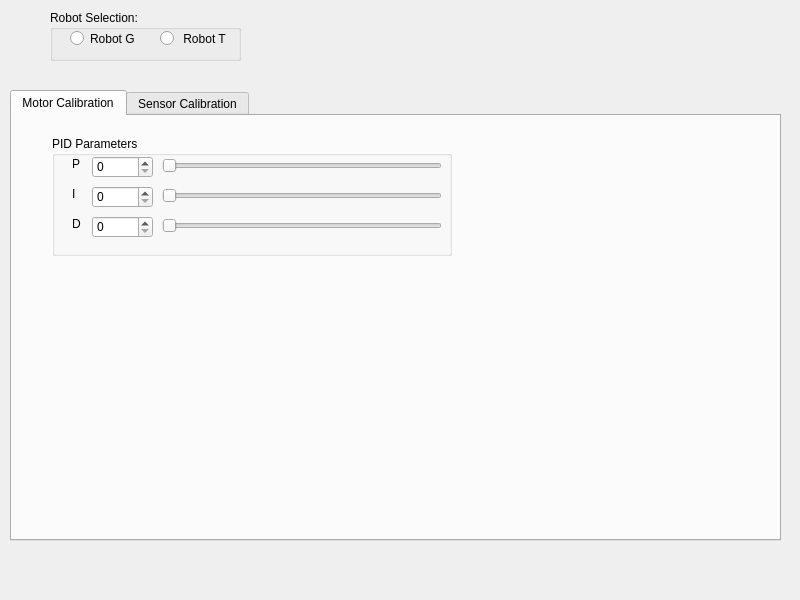
Qt form src/ui/GSSRobotConfig.ui (tongvtdan/gcs) before a commit.
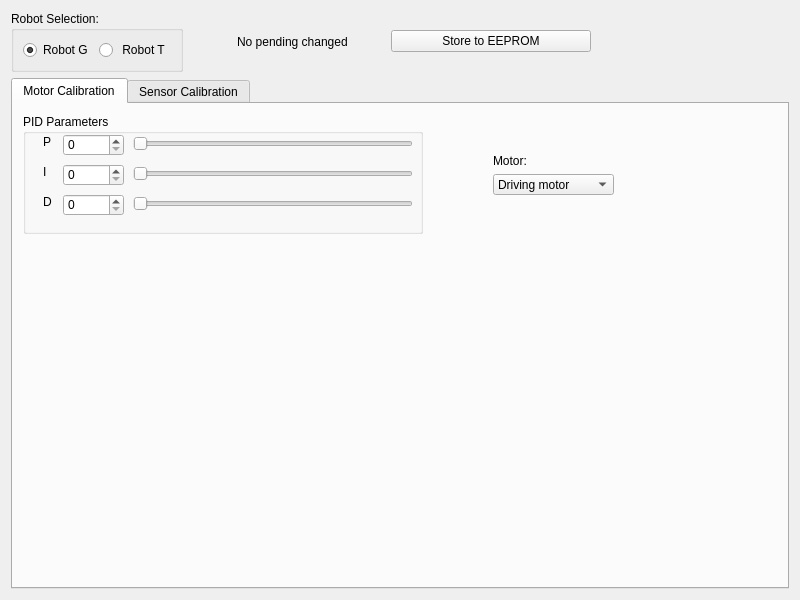
The same form after that commit.

Commit message: - Cập nhật giao diện Robot config

```diff
--- a/src/ui/GSSRobotConfig.ui
+++ b/src/ui/GSSRobotConfig.ui
@@ -19,15 +19,94 @@
   <property name="windowTitle">
    <string>Robot Configuration</string>
   </property>
+  <layout class="QGridLayout" name="gridLayout_2">
+   <item row="0" column="0">
+    <widget class="QGroupBox" name="groupBox">
+     <property name="title">
+      <string>Robot Selection:</string>
+     </property>
+     <layout class="QGridLayout" name="gridLayout">
+      <item row="0" column="0">
+       <widget class="QRadioButton" name="robotGradioButton">
+        <property name="text">
+         <string>Robot G</string>
+        </property>
+        <property name="checked">
+         <bool>true</bool>
+        </property>
+       </widget>
+      </item>
+      <item row="0" column="1">
+       <widget class="QRadioButton" name="robotTradioButton">
+        <property name="text">
+         <string> Robot T</string>
+        </property>
+       </widget>
+      </item>
+     </layout>
+    </widget>
+   </item>
+   <item row="0" column="1">
+    <spacer name="horizontalSpacer_2">
+     <property name="orientation">
+      <enum>Qt::Horizontal</enum>
+     </property>
+     <property name="sizeHint" stdset="0">
+      <size>
+       <width>51</width>
+       <height>20</height>
+      </size>
+     </property>
+    </spacer>
+   </item>
+   <item row="0" column="2">
+    <widget class="QLabel" name="label_4">
+     <property name="text">
+      <string>No pending changed</string>
+     </property>
+    </widget>
+   </item>
+   <item row="0" column="3">
+    <spacer name="horizontalSpacer_4">
+     <property name="orientation">
+      <enum>Qt::Horizontal</enum>
+     </property>
+     <property name="sizeHint" stdset="0">
+      <size>
+       <width>41</width>
+       <height>20</height>
+      </size>
+     </property>
+    </spacer>
+   </item>
+   <item row="0" column="4">
+    <widget class="QPushButton" name="pushButton">
+     <property name="minimumSize">
+      <size>
+       <width>200</width>
+       <height>0</height>
+      </size>
+     </property>
+     <property name="text">
+      <string>Store to EEPROM</string>
+     </property>
+    </widget>
+   </item>
+   <item row="0" column="5">
+    <spacer name="horizontalSpacer_3">
+     <property name="orientation">
+      <enum>Qt::Horizontal</enum>
+     </property>
+     <property name="sizeHint" stdset="0">
+      <size>
+       <width>201</width>
+       <height>20</height>
+      </size>
+     </property>
+    </spacer>
+   </item>
+   <item row="1" column="0" colspan="6">
   <widget class="QTabWidget" name="robotGTabWidget">
-   <property name="geometry">
-    <rect>
-     <x>10</x>
-     <y>90</y>
-     <width>771</width>
-     <height>451</height>
-    </rect>
-   </property>
    <property name="currentIndex">
     <number>0</number>
    </property>
@@ -38,8 +117,8 @@
     <widget class="QGroupBox" name="groupBox_2">
      <property name="geometry">
       <rect>
-       <x>40</x>
-       <y>20</y>
+         <x>10</x>
+         <y>10</y>
        <width>400</width>
        <height>120</height>
       </rect>
@@ -204,6 +283,47 @@
       </property>
      </widget>
     </widget>
+      <widget class="QWidget" name="">
+       <property name="geometry">
+        <rect>
+         <x>480</x>
+         <y>50</y>
+         <width>121</width>
+         <height>41</height>
+        </rect>
+       </property>
+       <layout class="QVBoxLayout" name="verticalLayout">
+        <item>
+         <widget class="QLabel" name="label_5">
+          <property name="text">
+           <string>Motor:</string>
+          </property>
+          <property name="buddy">
+           <cstring>comboBox</cstring>
+          </property>
+         </widget>
+        </item>
+        <item>
+         <widget class="QComboBox" name="comboBox">
+          <item>
+           <property name="text">
+            <string>Driving motor</string>
+           </property>
+          </item>
+          <item>
+           <property name="text">
+            <string>Steering motor left</string>
+           </property>
+          </item>
+          <item>
+           <property name="text">
+            <string>Steering motor right</string>
+           </property>
+          </item>
+         </widget>
+        </item>
+       </layout>
+      </widget>
    </widget>
    <widget class="QWidget" name="sensorTab">
     <attribute name="title">
@@ -211,45 +331,8 @@
     </attribute>
    </widget>
   </widget>
-  <widget class="QGroupBox" name="groupBox">
-   <property name="geometry">
-    <rect>
-     <x>50</x>
-     <y>10</y>
-     <width>191</width>
-     <height>51</height>
-    </rect>
-   </property>
-   <property name="title">
-    <string>Robot Selection:</string>
-   </property>
-   <widget class="QRadioButton" name="robotTradioButton">
-    <property name="geometry">
-     <rect>
-      <x>110</x>
-      <y>20</y>
-      <width>71</width>
-      <height>17</height>
-     </rect>
-    </property>
-    <property name="text">
-     <string> Robot T</string>
-    </property>
-   </widget>
-   <widget class="QRadioButton" name="robotGradioButton">
-    <property name="geometry">
-     <rect>
-      <x>20</x>
-      <y>20</y>
-      <width>71</width>
-      <height>17</height>
-     </rect>
-    </property>
-    <property name="text">
-     <string>Robot G</string>
-    </property>
-   </widget>
-  </widget>
+   </item>
+  </layout>
  </widget>
  <resources/>
  <connections>
```
Lines whose indentation alone changed are shown as unchanged. The commit also changes 1 other file.
